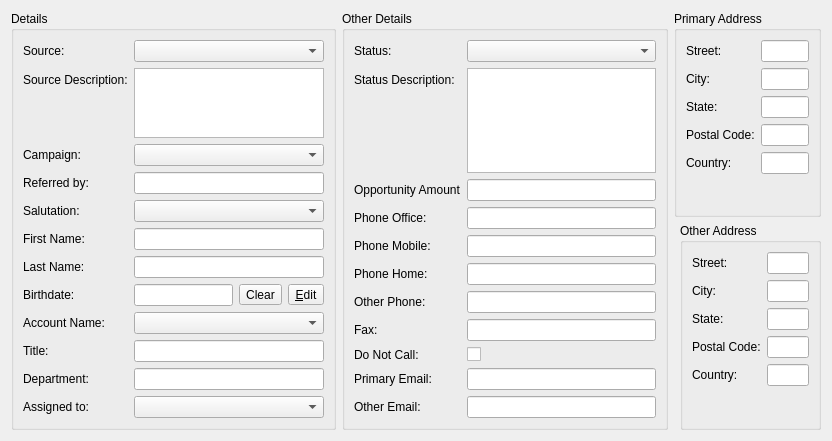
Before: the Qt Designer form client/src/details/leaddetails.ui in KDAB/FatCRM, drawn with Qt 5.
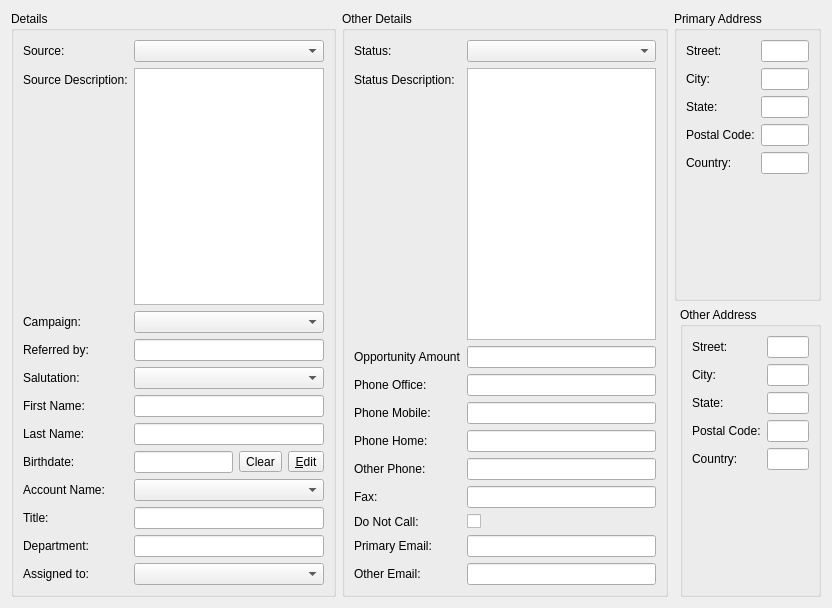
After: the same form once the commit is applied. Custom widgets are drawn as their Qt base class.

Commit message:
details: Do not insert tabs in text edits
Instead use it to jump to the next input field, much more useful...

Diff of the .ui file:
```diff
--- a/client/src/details/leaddetails.ui
+++ b/client/src/details/leaddetails.ui
@@ -7,7 +7,7 @@
     <x>0</x>
     <y>0</y>
     <width>832</width>
-    <height>424</height>
+    <height>608</height>
    </rect>
   </property>
   <property name="windowTitle">
```
Left out of the diff: 6 changed lines with no effect on the pictures. The commit also changes 3 other files.
